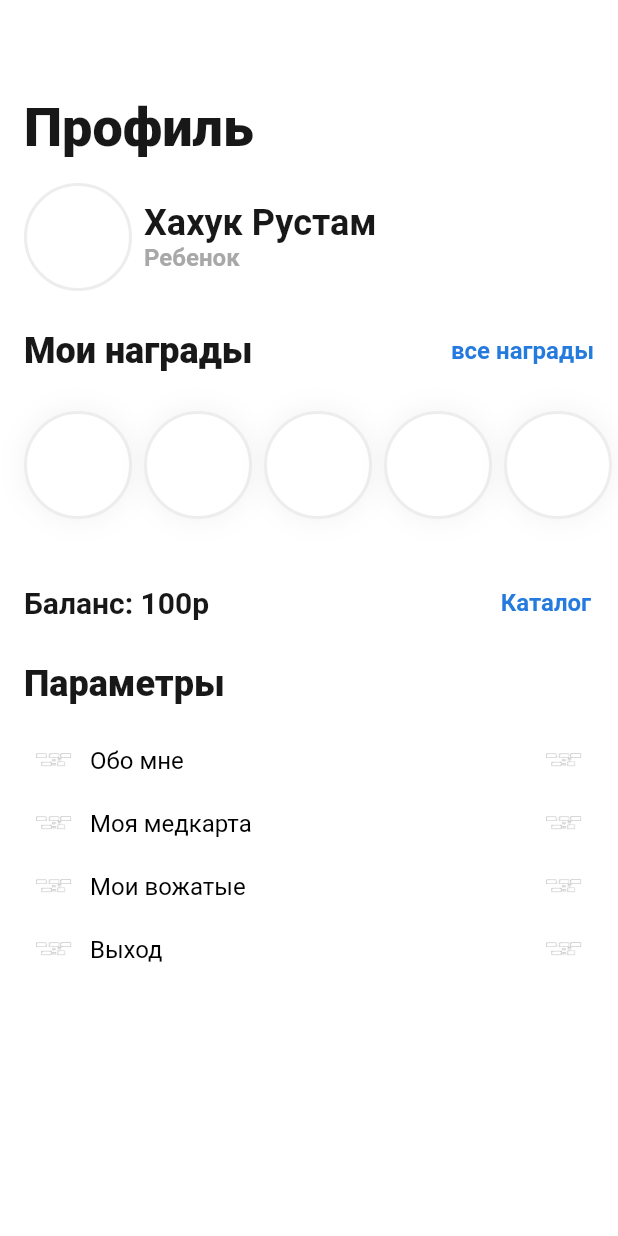
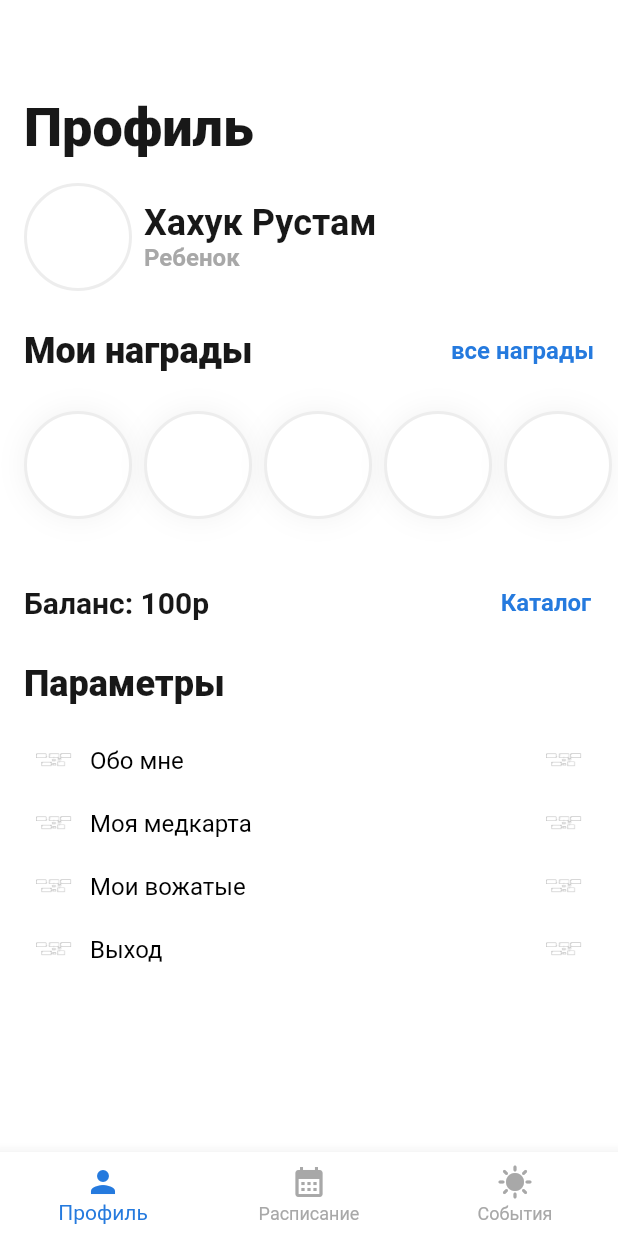
Before and after one commit to StarProxima/CampApp, a Flutter app: the screen it shows after launch, on a phone screen of 412 x 824 dp. Run offline on Flutter 3.47's test engine with Material 2 defaults, Android fonts, the phone set to English and light mode, and no system bars; our stand-ins replace file_picker, flutter_chat_types, flutter_chat_ui, image_picker, open_file and 1 more; missing offline and left inert: dart:ffi, image_picker_for_web.

Commit message:
Навигационная панель

```diff
--- a/camp_app/lib/main.dart
+++ b/camp_app/lib/main.dart
@@ -1,4 +1,6 @@
+import 'package:camp_app/app_colors.dart';
 import 'package:camp_app/autorization.dart';
+import 'package:camp_app/styles/app_images.dart';
 import 'package:camp_app/timetable/timetable.dart';
 import 'package:camp_app/ui/parent_profile_page.dart';
 import 'package:flutter/material.dart';
@@ -9,16 +11,50 @@ import 'child_profile_page.dart';
 import 'ui/parents_child_page.dart';
 
 void main() {
-  initializeDateFormatting().then((_) => runApp(const MyApp()));
+  initializeDateFormatting().then((_) => runApp(MyApp()));
 }
 
-class MyApp extends StatelessWidget {
-  const MyApp({Key? key}) : super(key: key);
+class MyApp extends StatefulWidget {
+  MyApp({Key? key}) : super(key: key);
+
+  @override
+  State<MyApp> createState() => _MyAppState();
+}
+
+class _MyAppState extends State<MyApp> {
+  var selectedWidget = 0;
+
+  Widget getWidget(int index) {
+    switch (index) {
+      case 0:
+        return const ChildProfilePage();
+      default:
+        return const TimeTable();
+    }
+  }
 
   @override
   Widget build(BuildContext context) {
-    return const MaterialApp(
-      home: ChildProfilePage(),
+    return MaterialApp(
+      home: Scaffold(
+        body: getWidget(selectedWidget),
+        bottomNavigationBar: BottomNavigationBar(
+          backgroundColor: AppColors.background,
+          selectedItemColor: AppColors.primary,
+          unselectedItemColor: AppColors.textGray,
+          currentIndex: selectedWidget,
+          items: const [
+            BottomNavigationBarItem(icon: Icon(Icons.person), label: "Профиль"),
+            BottomNavigationBarItem(icon: Icon(Icons.calendar_month), label: "Расписание"),
+            BottomNavigationBarItem(icon: Icon(Icons.sunny), label: "События"),
+          ],
+          onTap: (index) {
+            setState(() {
+              selectedWidget = index;
+            });
+          },
+        ),
+      ),
     );
   }
 }
--- a/camp_app/lib/timetable/timetable.dart
+++ b/camp_app/lib/timetable/timetable.dart
@@ -19,6 +19,7 @@ class _TimeTableState extends State<TimeTable> {
   @override
   Widget build(BuildContext context) {
     return Scaffold(
+      backgroundColor: AppColors.background,
       body: Column(
         mainAxisAlignment: MainAxisAlignment.start,
         crossAxisAlignment: CrossAxisAlignment.start,
```
Also changed, not shown: 3 other files.
